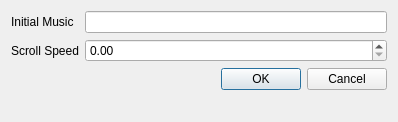
This is tools/def_editor/ui/levelSettingsDialog.ui in aleios/SpaceProjectDreamcast as Qt 5 draws it before an edit. The edited form follows.
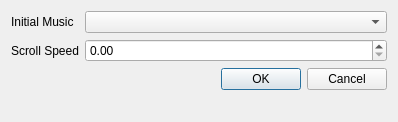
This is the edited form.

Commit message: feat: Load music and sfx into editor feat: Comboboxes for music and sfx feat: Add ability to have sounds play for emitter fire, projectile hit, and collectable pickup. feat: Optional value proxy for combo boxes. fix: Check for valid key before loading sound effect.

What changed in the file:
```diff
--- a/tools/def_editor/ui/levelSettingsDialog.ui
+++ b/tools/def_editor/ui/levelSettingsDialog.ui
@@ -21,9 +21,6 @@
      </property>
     </widget>
    </item>
-   <item row="0" column="1">
-    <widget class="QLineEdit" name="tbInitialMusic"/>
-   </item>
    <item row="2" column="0" colspan="2">
     <widget class="QDialogButtonBox" name="buttonBox">
      <property name="orientation">
@@ -48,6 +45,9 @@
      </property>
     </widget>
    </item>
+   <item row="0" column="1">
+    <widget class="QComboBox" name="cbInitialMusic"/>
+   </item>
   </layout>
  </widget>
  <resources/>
```
The commit also changes 48 other files.
